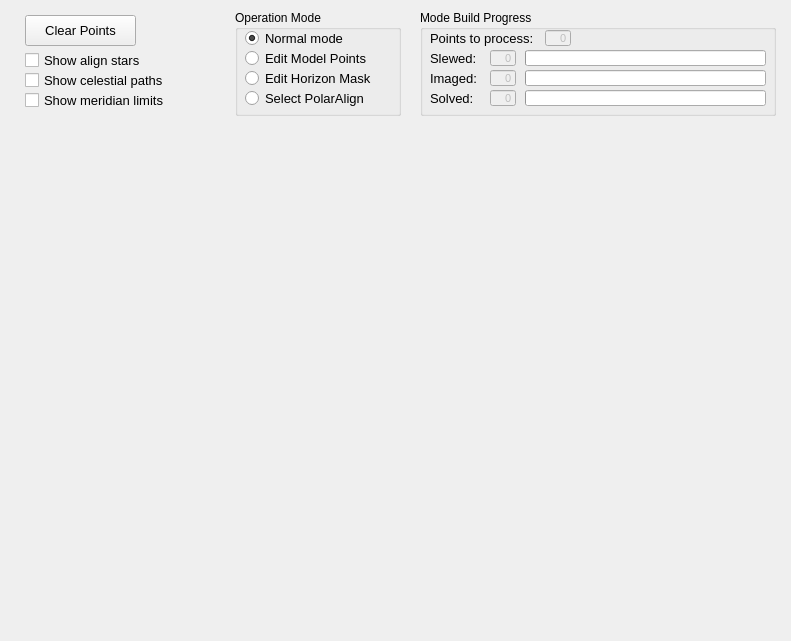
mworion/MountWizzard4, file mw4/gui/hemisphere.ui: the form before one commit.
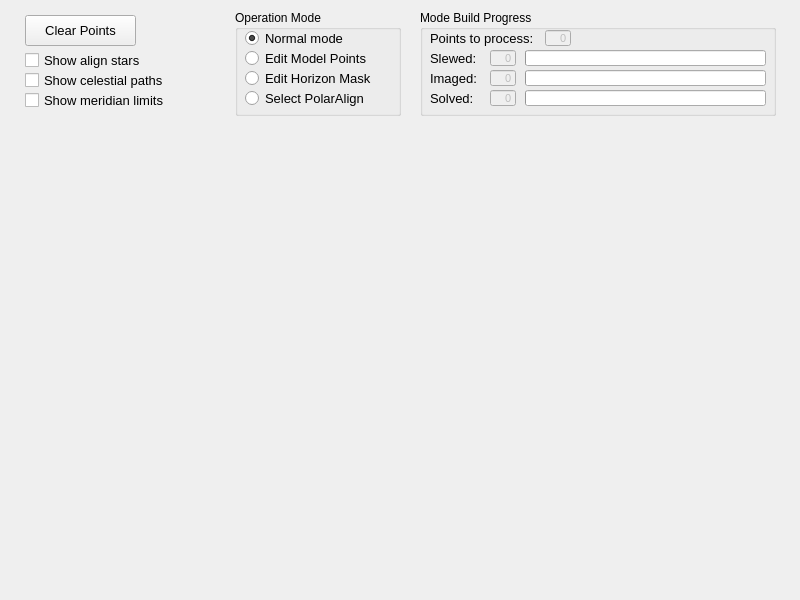
The form after the commit.

Commit message: persistence message window height

Diff of the .ui file:
```diff
--- a/mw4/gui/hemisphere.ui
+++ b/mw4/gui/hemisphere.ui
@@ -6,8 +6,8 @@
    <rect>
     <x>0</x>
     <y>0</y>
-    <width>791</width>
-    <height>641</height>
+    <width>800</width>
+    <height>600</height>
    </rect>
   </property>
   <property name="sizePolicy">
@@ -16,6 +16,18 @@
     <verstretch>0</verstretch>
    </sizepolicy>
   </property>
+  <property name="minimumSize">
+   <size>
+    <width>800</width>
+    <height>400</height>
+   </size>
+  </property>
+  <property name="maximumSize">
+   <size>
+    <width>1600</width>
+    <height>1600</height>
+   </size>
+  </property>
   <property name="font">
    <font>
     <family>Arial</family>
@@ -30,10 +42,10 @@
    </property>
    <property name="geometry">
     <rect>
-     <x>10</x>
-     <y>130</y>
-     <width>771</width>
-     <height>501</height>
+     <x>5</x>
+     <y>140</y>
+     <width>791</width>
+     <height>456</height>
     </rect>
    </property>
    <property name="sizePolicy">
@@ -586,10 +598,10 @@
    </property>
    <property name="geometry">
     <rect>
-     <x>10</x>
-     <y>130</y>
-     <width>771</width>
-     <height>501</height>
+     <x>5</x>
+     <y>140</y>
+     <width>791</width>
+     <height>456</height>
     </rect>
    </property>
    <property name="sizePolicy">
@@ -611,10 +623,10 @@
    </property>
    <property name="geometry">
     <rect>
-     <x>10</x>
-     <y>130</y>
-     <width>771</width>
-     <height>501</height>
+     <x>5</x>
+     <y>140</y>
+     <width>791</width>
+     <height>456</height>
     </rect>
    </property>
    <property name="sizePolicy">
```
Left out of the diff: 25 changed lines with no effect on the pictures. The commit also changes 5 other files.
